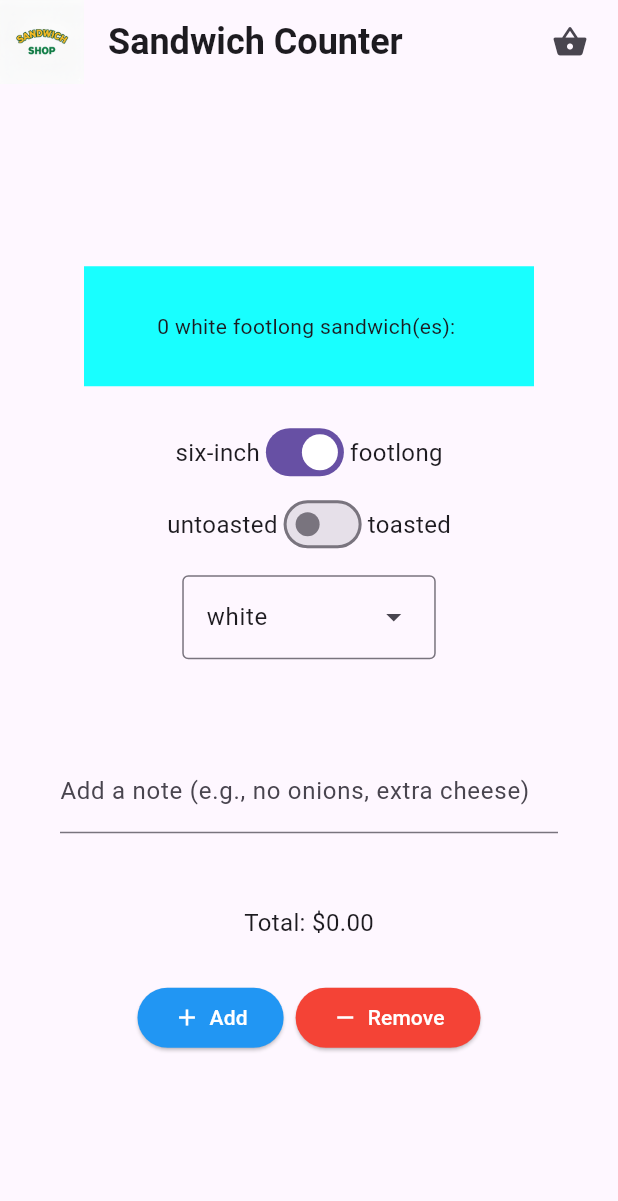
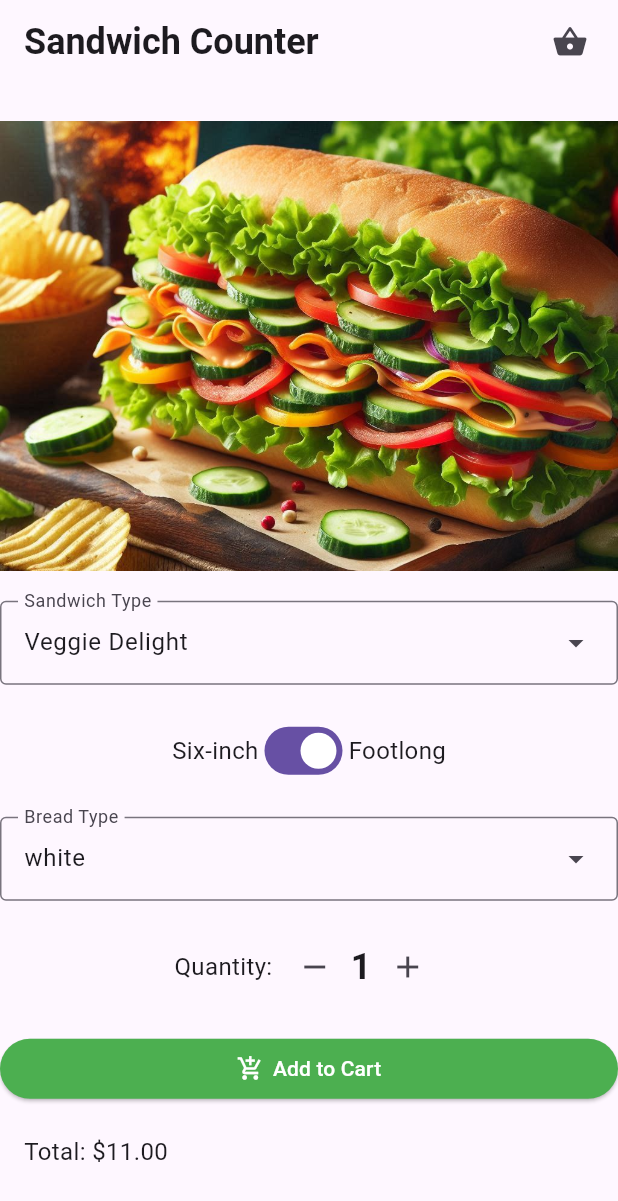
Before and after one commit to AbigailHinchliffe/sandwich, a Flutter app: the screen it shows after launch, on a phone screen of 412 x 824 dp. Shown: the top 1201 px of the screen. Run offline on Flutter 3.47's test engine with Material 3 defaults, Android fonts, the phone set to English and light mode, and no system bars.

Commit message:
Added images for sandwiches & implemented visuals

```diff
--- a/lib/main.dart
+++ b/lib/main.dart
@@ -2,8 +2,7 @@ import 'package:flutter/material.dart';
 import 'package:sandwich/repositories/pricing_repository.dart';
 import 'package:sandwich/views/app_styles.dart';
 import 'package:sandwich/models/cart.dart';
-
-enum BreadType { white, wheat, multigrain, sourdough, wholemeal }
+import 'package:sandwich/models/sandwich.dart';
 
 void main() {
   runApp(const App());
@@ -33,20 +32,19 @@ class OrderScreen extends StatefulWidget {
 }
 
 class _OrderScreenState extends State<OrderScreen> {
-  // local quantity replaces removed OrderRepository
-  int _quantity = 0;
   late final PricingRepository _pricingRepository;
   late final Cart _cart;
   final TextEditingController _notesController = TextEditingController();
+
+  SandwichType _selectedSandwichType = SandwichType.veggieDelight;
   bool _isFootlong = true;
   BreadType _selectedBreadType = BreadType.white;
-  bool _isToasted = false;
+  int _quantity = 1;
 
   @override
   void initState() {
     super.initState();
     _pricingRepository = PricingRepository();
-    // initialize cart with pricing repo
     _cart = Cart(pricingRepo: _pricingRepository);
     _notesController.addListener(() {
       setState(() {});
@@ -59,40 +57,116 @@ class _OrderScreenState extends State<OrderScreen> {
     super.dispose();
   }
 
-  VoidCallback? _getIncreaseCallback() {
-    if (_quantity < widget.maxQuantity) {
-      return () => setState(() => _quantity += 1);
+  void _addToCart() {
+    if (_quantity > 0) {
+      final Sandwich sandwich = Sandwich(
+        type: _selectedSandwichType,
+        isFootlong: _isFootlong,
+        breadType: _selectedBreadType,
+      );
+
+      setState(() {
+        // create a CartItem and add to cart
+        _cart.addItem(CartItem(
+          sandwichType: sandwich.name,
+          bread: _selectedBreadType.name,
+          quantity: _quantity,
+          notes: _notesController.text,
+          isFootlong: _isFootlong,
+        ));
+      });
+
+      final String sizeText = _isFootlong ? 'footlong' : 'six-inch';
+      final String confirmationMessage =
+          'Added $_quantity $sizeText ${sandwich.name} sandwich(es) on ${_selectedBreadType.name} bread to cart';
+
+      debugPrint(confirmationMessage);
+    }
+  }
+
+  VoidCallback? _getAddToCartCallback() {
+    if (_quantity > 0) {
+      return _addToCart;
     }
     return null;
   }
 
-  VoidCallback? _getDecreaseCallback() {
-    if (_quantity > 0) {
-      return () => setState(() => _quantity -= 1);
+  List<DropdownMenuEntry<SandwichType>> _buildSandwichTypeEntries() {
+    List<DropdownMenuEntry<SandwichType>> entries = [];
+    for (SandwichType type in SandwichType.values) {
+      Sandwich sandwich =
+          Sandwich(type: type, isFootlong: true, breadType: BreadType.white);
+      DropdownMenuEntry<SandwichType> entry = DropdownMenuEntry<SandwichType>(
+        value: type,
+        label: sandwich.name,
+      );
+      entries.add(entry);
     }
-    return null;
+    return entries;
   }
 
-  void _onSandwichTypeChanged(bool value) {
-    setState(() => _isFootlong = value);
+  List<DropdownMenuEntry<BreadType>> _buildBreadTypeEntries() {
+    List<DropdownMenuEntry<BreadType>> entries = [];
+    for (BreadType bread in BreadType.values) {
+      DropdownMenuEntry<BreadType> entry = DropdownMenuEntry<BreadType>(
+        value: bread,
+        label: bread.name,
+      );
+      entries.add(entry);
+    }
+    return entries;
   }
 
-  void _onBreadTypeSelected(BreadType? value) {
+  String _getCurrentImagePath() {
+    final Sandwich sandwich = Sandwich(
+      type: _selectedSandwichType,
+      isFootlong: _isFootlong,
+      breadType: _selectedBreadType,
+    );
+    return sandwich.image;
+  }
+
+  void _onSandwichTypeChanged(SandwichType? value) {
     if (value != null) {
-      setState(() => _selectedBreadType = value);
+      setState(() {
+        _selectedSandwichType = value;
+      });
     }
   }
 
-  List<DropdownMenuEntry<BreadType>> _buildDropdownEntries() {
-    List<DropdownMenuEntry<BreadType>> entries = [];
-    for (BreadType bread in BreadType.values) {
-      DropdownMenuEntry<BreadType> newEntry = DropdownMenuEntry<BreadType>(
-        value: bread,
-        label: bread.name,
-      );
-      entries.add(newEntry);
+  void _onSizeChanged(bool value) {
+    setState(() {
+      _isFootlong = value;
+    });
+  }
+
+  void _onBreadTypeChanged(BreadType? value) {
+    if (value != null) {
+      setState(() {
+        _selectedBreadType = value;
+      });
     }
-    return entries;
+  }
+
+  void _increaseQuantity() {
+    setState(() {
+      if (_quantity < widget.maxQuantity) _quantity++;
+    });
+  }
+
+  void _decreaseQuantity() {
+    if (_quantity > 0) {
+      setState(() {
+        _quantity--;
+      });
+    }
+  }
+
+  VoidCallback? _getDecreaseCallback() {
+    if (_quantity > 0) {
+      return _decreaseQuantity;
+    }
+    return null;
   }
 
   @override
@@ -102,28 +176,14 @@ class _OrderScreenState extends State<OrderScreen> {
       isFootlong: _isFootlong,
     );
 
-    final String sandwichType = _isFootlong ? 'footlong' : 'six-inch';
-    final String noteForDisplay = _notesController.text;
-
     return Scaffold(
       appBar: AppBar(
-        leading: SizedBox(
-          height: 40,
-          width: 40,
-          child: Image.asset(
-            'assets/images/logo.png',
-            fit: BoxFit.contain,
-            errorBuilder: (context, error, stackTrace) {
-              return const Icon(Icons.broken_image, color: Colors.white);
-            },
-          ),
-        ),
         title: const Text(
           'Sandwich Counter',
           style: heading1,
         ),
         actions: [
-          // Cart icon on the top-right
+          // show cart icon in top-right
           CartIconButton(cart: _cart),
           const SizedBox(width: 8),
         ],
@@ -131,103 +191,92 @@ class _OrderScreenState extends State<OrderScreen> {
       body: Center(
         child: SingleChildScrollView(
           child: Column(
-            mainAxisAlignment: MainAxisAlignment.center,
-            children: <Widget>[
-              OrderItemDisplay(
-                _quantity,
-                sandwichType,
-                _selectedBreadType,
-                noteForDisplay,
+            crossAxisAlignment: CrossAxisAlignment.stretch,
+            children: [
+              SizedBox(
+                height: 300,
+                child: Image.asset(
+                  _getCurrentImagePath(),
+                  fit: BoxFit.cover,
+                  // improved error handling and placeholder so you don't see the red X
+                  errorBuilder: (context, error, stackTrace) {
+                    // log the failure so you can see the attempted path in the console
+                    debugPrint('Failed to load image: ${_getCurrentImagePath()} -> $error');
+                    return Container(
+                      color: Colors.grey.shade200,
+                      alignment: Alignment.center,
+                      child: Column(
+                        mainAxisSize: MainAxisSize.min,
+                        children: const [
+                          Icon(Icons.broken_image, size: 48, color: Colors.black38),
+                          SizedBox(height: 8),
+                          Text('Image not available', style: normalText),
+                        ],
+                      ),
+                    );
+                  },
+                ),
+              ),
+              const SizedBox(height: 20),
+              DropdownMenu<SandwichType>(
+                width: double.infinity,
+                label: const Text('Sandwich Type'),
+                textStyle: normalText,
+                initialSelection: _selectedSandwichType,
+                onSelected: _onSandwichTypeChanged,
+                dropdownMenuEntries: _buildSandwichTypeEntries(),
               ),
               const SizedBox(height: 20),
               Row(
                 mainAxisAlignment: MainAxisAlignment.center,
                 children: [
-                  const Text('six-inch', style: normalText),
+                  const Text('Six-inch', style: normalText),
                   Switch(
-                    key: const Key('size_switch'),
                     value: _isFootlong,
-                    onChanged: _onSandwichTypeChanged,
+                    onChanged: _onSizeChanged,
                   ),
-                  const Text('footlong', style: normalText),
+                  const Text('Footlong', style: normalText),
                 ],
               ),
-              Row(
-                mainAxisAlignment: MainAxisAlignment.center,
-                children: [
-                  const Text('untoasted', style: normalText),
-                  Switch(
-                    key: const Key('toast_switch'),
-                    value: _isToasted,
-                    onChanged: (value) {
-                      setState(() => _isToasted = value);
-                    },
-                  ),
-                  const Text('toasted', style: normalText),
-                ],
-              ),
-              const SizedBox(height: 10),
+              const SizedBox(height: 20),
               DropdownMenu<BreadType>(
+                width: double.infinity,
+                label: const Text('Bread Type'),
                 textStyle: normalText,
                 initialSelection: _selectedBreadType,
-                onSelected: _onBreadTypeSelected,
-                dropdownMenuEntries: _buildDropdownEntries(),
-              ),
-              const SizedBox(height: 20),
-              Padding(
-                padding: const EdgeInsets.all(40.0),
-                child: TextField(
-                  key: const Key('notes_textfield'),
-                  controller: _notesController,
-                  decoration: const InputDecoration(
-                    labelText: 'Add a note (e.g., no onions, extra cheese)',
-                  ),
-                ),
-              ),
-              Padding(
-                padding: const EdgeInsets.symmetric(vertical: 8.0),
-                child: Text(
-                  'Total: \$${totalPrice.toStringAsFixed(2)}',
-                  style: normalText,
-                ),
+                onSelected: _onBreadTypeChanged,
+                dropdownMenuEntries: _buildBreadTypeEntries(),
               ),
               const SizedBox(height: 20),
               Row(
                 mainAxisAlignment: MainAxisAlignment.center,
                 children: [
-                  StyledButton(
-                    onPressed: () {
-                      final cb = _getIncreaseCallback();
-                      if (cb != null) {
-                        cb();
-                        // add one of the current selection to the cart
-                        _cart.addItem(CartItem(
-                          sandwichType: sandwichType,
-                          bread: _selectedBreadType.name,
-                          quantity: 1,
-                          notes: noteForDisplay,
-                          isFootlong: _isFootlong,
-                        ));
-                      }
-                    },
-                    icon: Icons.add,
-                    label: 'Add',
-                    colour: Colors.blue,
+                  const Text('Quantity: ', style: normalText),
+                  IconButton(
+                    onPressed: _getDecreaseCallback(),
+                    icon: const Icon(Icons.remove),
                   ),
-                  const SizedBox(width: 8),
-                  StyledButton(
-                    onPressed: () {
-                      final cb = _getDecreaseCallback();
-                      if (cb != null) {
-                        cb();
-                      }
-                    },
-                    icon: Icons.remove,
-                    label: 'Remove',
-                    colour: Colors.red,
+                  Text('$_quantity', style: heading1),
+                  IconButton(
+                    onPressed: _increaseQuantity,
+                    icon: const Icon(Icons.add),
                   ),
                 ],
               ),
+              const SizedBox(height: 20),
+              StyledButton(
+                onPressed: _getAddToCartCallback(),
+                icon: Icons.add_shopping_cart,
+                label: 'Add to Cart',
+                colour: Colors.green, // fixed named parameter
+              ),
+              const SizedBox(height: 20),
+              Padding(
+                padding: const EdgeInsets.symmetric(horizontal: 16.0),
+                child: Text('Total: \$${totalPrice.toStringAsFixed(2)}',
+                    style: normalText),
+              ),
+              const SizedBox(height: 20),
             ],
           ),
         ),
--- a/lib/models/cart.dart
+++ b/lib/models/cart.dart
@@ -49,7 +49,7 @@ class Cart extends ChangeNotifier {
     notifyListeners();
   }
 
-  /// Remove one unit from the item at [index]. If quantity reaches 0 remove the item.
+  /// Remove one unit from the item at index. If quantity reaches 0 remove the item.
   void removeOneAt(int index) {
     if (index < 0 || index >= _items.length) return;
     final item = _items[index];
--- a/lib/models/sandwich.dart
+++ b/lib/models/sandwich.dart
@@ -1,6 +1,5 @@
-//remove order repo & the test for worksheet 5
 
-enum BreadType { white, wheat, wholemeal }
+enum BreadType { white, wheat, multigrain, sourdough, wholemeal }
 
 enum SandwichType {
   veggieDelight,
@@ -41,6 +40,6 @@ class Sandwich {
     } else {
       sizeString = 'six_inch';
     }
-    return 'assets/images/${typeString}_$sizeString.png';
+    return 'assets/images/${typeString}_$sizeString.jpg';
   }
 }
--- a/pubspec.yaml
+++ b/pubspec.yaml
@@ -24,4 +24,4 @@ dev_dependencies:
 flutter:
   uses-material-design: true
   assets:
-    - assets/images/logo.png
+    - assets/images/
```
Also changed, not shown: assets/images/chickenTeriyakiSixInch.jpg (added), assets/images/chickenTeriyaki_footlong.jpg (added), assets/images/meatballMarinaraSixInch.jpg (added), assets/images/meatballMarinara_footlong.jpg (added), assets/images/tuneMeltSixInch.webp (added), assets/images/tuneMelt_footlong.webp (added), assets/images/veggieDelightSixInch.jpg (added), assets/images/veggieDelight_footlong.jpg (added), 1 other file.
